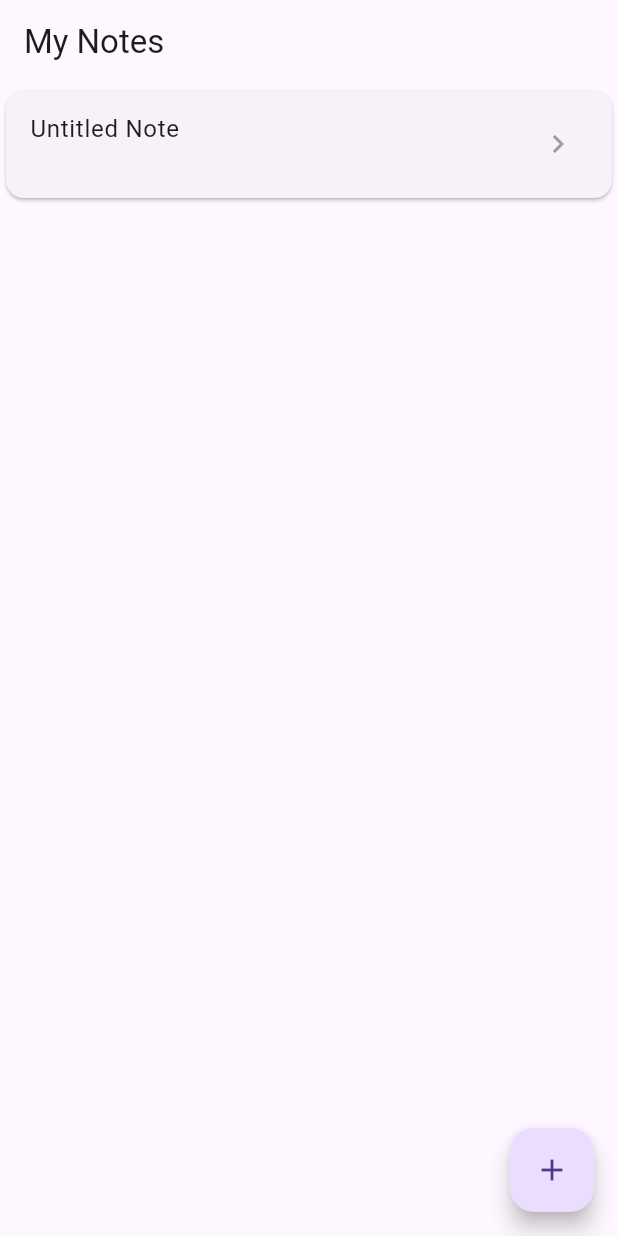
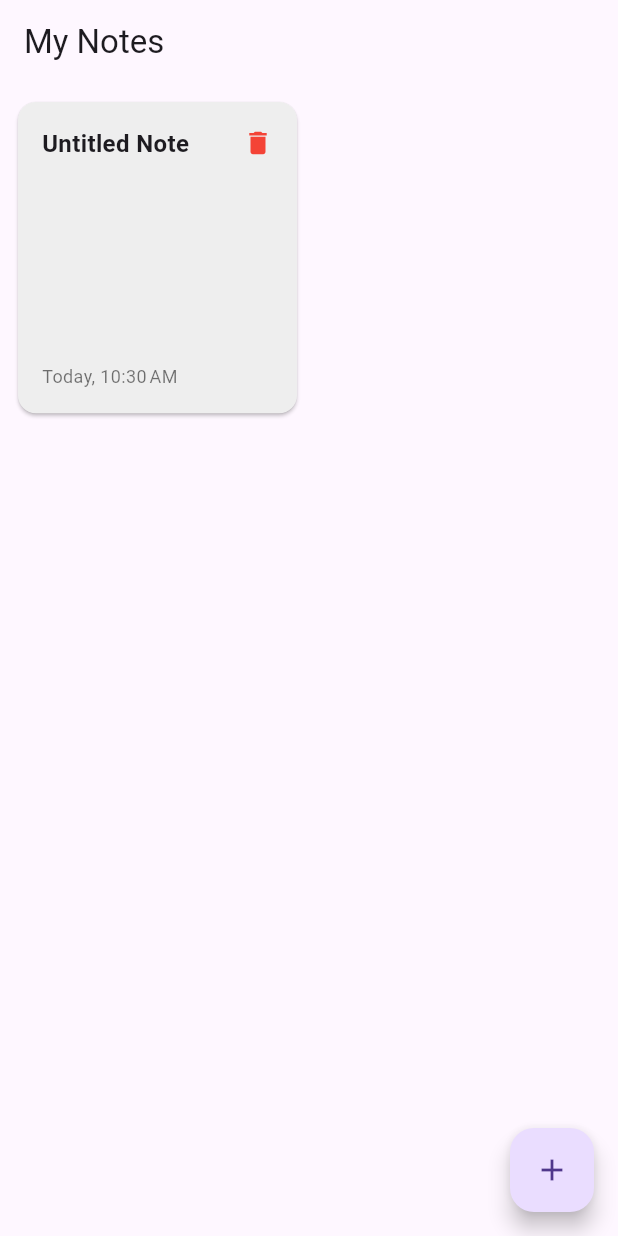
Before and after one commit to javakanaya/hive-notes, a Flutter app: the NoteEditScreen screen opened directly with empty values, after a tap on the "save" icon, on a phone screen of 412 x 824 dp. Run offline on Flutter 3.47's test engine with Material 3 defaults, Android fonts, the phone set to English and light mode, and no system bars; our stand-ins replace hive, hive_flutter; accounts and stored records are empty.

Commit message:
style: redesign UI

```diff
--- /dev/null
+++ b/lib/config/app_theme.dart
@@ -0,0 +1,57 @@
+import 'package:flutter/material.dart';
+
+class AppTheme {
+  // Primary seed color for Material 3
+  static const Color primarySeedColor = Color.fromARGB(255, 3, 70, 164);
+
+  // Simple note colors
+  static final List<Color> noteColors = [
+    const Color(0xFFF5F5F5), // Off-White
+    const Color(0xFFEEEEEE), // Light Gray
+    const Color(0xFFE0E0E0), // Lighter Gray
+    const Color(0xFFF0F0F0), // Slight Off-White
+    const Color(0xFFECEFF1), // Blue Gray Light
+    const Color(0xFFFAFAFA), // Nearly White
+    const Color(0xFFF8F9FA), // Snow
+    Colors.white, // White
+  ];
+
+  // Simple light theme using ColorScheme.fromSeed
+  static ThemeData get theme => ThemeData(
+    useMaterial3: true,
+    colorScheme: ColorScheme.fromSeed(
+      seedColor: primarySeedColor,
+      brightness: Brightness.light,
+    ),
+    scaffoldBackgroundColor: Colors.grey[50],
+    appBarTheme: AppBarTheme(
+      elevation: 0,
+      centerTitle: false,
+      backgroundColor: ColorScheme.fromSeed(seedColor: primarySeedColor).primaryContainer,
+    ),
+    cardTheme: CardTheme(
+      elevation: 2,
+      shape: RoundedRectangleBorder(borderRadius: BorderRadius.circular(12)),
+      margin: const EdgeInsets.symmetric(horizontal: 8, vertical: 4),
+    ),
+    floatingActionButtonTheme: FloatingActionButtonThemeData(
+      backgroundColor: primarySeedColor,
+      foregroundColor: Colors.white,
+      elevation: 4,
+      shape: RoundedRectangleBorder(borderRadius: BorderRadius.circular(16)),
+    ),
+    inputDecorationTheme: InputDecorationTheme(
+      border: OutlineInputBorder(
+        borderSide: BorderSide.none,
+        borderRadius: BorderRadius.circular(8),
+      ),
+      focusedBorder: OutlineInputBorder(
+        borderSide: BorderSide.none,
+        borderRadius: BorderRadius.circular(8),
+      ),
+      filled: true,
+      fillColor: Colors.white,
+      contentPadding: const EdgeInsets.symmetric(horizontal: 16, vertical: 16),
+    ),
+  );
+}
--- a/lib/screens/note_edit_screen.dart
+++ b/lib/screens/note_edit_screen.dart
@@ -1,4 +1,5 @@
 import 'package:flutter/material.dart';
+import 'package:hive_notes/config/app_theme.dart';
 import 'package:hive_notes/models/note_model.dart';
 import 'package:hive_notes/services/notes_service.dart';
 
@@ -22,6 +23,7 @@ class _NoteEditScreenState extends State<NoteEditScreen> {
   // Store original values to check if they've become empty
   late final String _originalTitle;
   late final String _originalContent;
+  late Color _noteColor;
 
   void _onTextChange() {
     // Check if the title or content has changed
@@ -46,6 +48,9 @@ class _NoteEditScreenState extends State<NoteEditScreen> {
     _titleFocus = FocusNode();
     _contentFocus = FocusNode();
 
+    // Set note color based on id
+    _noteColor = _getNoteColor(widget.note.id);
+
     // Set focus to title if it's a new empty note
     if (widget.isNew && widget.note.title.isEmpty) {
       WidgetsBinding.instance.addPostFrameCallback((_) {
@@ -56,6 +61,12 @@ class _NoteEditScreenState extends State<NoteEditScreen> {
     // Add listeners to the text fields
     _titleController.addListener(_onTextChange);
     _contentController.addListener(_onTextChange);
+  }
+
+  // Get color for note
+  Color _getNoteColor(String id) {
+    final index = id.hashCode % AppTheme.noteColors.length;
+    return AppTheme.noteColors[index];
   }
 
   Future<bool> _onWillPop() async {
@@ -137,7 +148,6 @@ class _NoteEditScreenState extends State<NoteEditScreen> {
           setState(() {
             _isModified = false; // Reset the modified state
           });
-          return;
         }
       }
     }
@@ -176,7 +186,9 @@ class _NoteEditScreenState extends State<NoteEditScreen> {
     return WillPopScope(
       onWillPop: _onWillPop,
       child: Scaffold(
+        backgroundColor: _noteColor,
         appBar: AppBar(
+          backgroundColor: _noteColor,
           title: Text(widget.isNew ? 'New Note' : 'Edit Note'),
           actions: [IconButton(icon: const Icon(Icons.save), onPressed: _saveNote)],
         ),
@@ -184,12 +196,14 @@ class _NoteEditScreenState extends State<NoteEditScreen> {
           padding: const EdgeInsets.all(16.0),
           child: Column(
             children: [
+              // Title Field
               TextField(
                 controller: _titleController,
                 focusNode: _titleFocus,
                 style: const TextStyle(fontSize: 20, fontWeight: FontWeight.bold),
                 decoration: const InputDecoration(
                   labelText: 'Title',
+                  filled: false,
                   border: InputBorder.none,
                 ),
                 maxLines: 1,
@@ -198,20 +212,27 @@ class _NoteEditScreenState extends State<NoteEditScreen> {
                   _contentFocus.requestFocus();
                 },
               ),
-              const Divider(),
+
+              const Divider(height: 20),
+
               Expanded(
                 child: TextField(
                   controller: _contentController,
                   focusNode: _contentFocus,
                   style: const TextStyle(fontSize: 16),
                   decoration: const InputDecoration(
-                    labelText: 'Content',
+                    hintText: 'Note Content',
+                    filled: false,
                     border: InputBorder.none,
+                    // Add this to align hint text to the top
+                    alignLabelWithHint: true,
                   ),
                   maxLines: null,
                   expands: true,
                   textCapitalization: TextCapitalization.sentences,
                   keyboardType: TextInputType.multiline,
+                  // Add this to align text to the top
+                  textAlignVertical: TextAlignVertical.top,
                 ),
               ),
             ],
--- a/lib/screens/notes_list_screen.dart
+++ b/lib/screens/notes_list_screen.dart
@@ -1,8 +1,10 @@
 import 'package:flutter/material.dart';
 import 'package:hive_flutter/hive_flutter.dart';
+import 'package:hive_notes/config/app_theme.dart';
 import 'package:hive_notes/models/note_model.dart';
 import 'package:hive_notes/screens/note_edit_screen.dart';
 import 'package:hive_notes/services/notes_service.dart';
+import 'package:intl/intl.dart';
 import 'package:uuid/uuid.dart';
 
 class NotesListScreen extends StatefulWidget {
@@ -40,15 +42,57 @@ class _NotesListScreenState extends State<NotesListScreen> {
   }
 
   void _deleteNote(String id) async {
+    final confirmed = await showDialog<bool>(
+      context: context,
+      builder:
+          (context) => AlertDialog(
+            title: const Text('Delete Note'),
+            content: const Text('Are you sure you want to delete this note?'),
+            actions: [
+              TextButton(
+                onPressed: () => Navigator.of(context).pop(false),
+                child: const Text('Cancel'),
+              ),
+              TextButton(
+                onPressed: () => Navigator.of(context).pop(true),
+                child: const Text('Delete'),
+              ),
+            ],
+          ),
+    );
+
+    if (confirmed == true) {
       await _notesService.deleteNote(id);
-
+      if (mounted) {
         ScaffoldMessenger.of(context).showSnackBar(
-      const SnackBar(content: Text('Note deleted'), duration: Duration(seconds: 2)),
+          SnackBar(
+            content: const Text('Note deleted'),
+            behavior: SnackBarBehavior.floating,
+          ),
         );
+      }
+    }
   }
 
   String _formatDate(DateTime dateTime) {
-    return '${dateTime.day}/${dateTime.month}/${dateTime.year} ${dateTime.hour}:${dateTime.minute.toString().padLeft(2, '0')}';
+    final now = DateTime.now();
+    final today = DateTime(now.year, now.month, now.day);
+    final yesterday = DateTime(now.year, now.month, now.day - 1);
+    final noteDate = DateTime(dateTime.year, dateTime.month, dateTime.day);
+
+    if (noteDate == today) {
+      return 'Today, ${DateFormat.jm().format(dateTime)}';
+    } else if (noteDate == yesterday) {
+      return 'Yesterday, ${DateFormat.jm().format(dateTime)}';
+    } else {
+      return DateFormat.yMMMd().format(dateTime);
+    }
+  }
+
+  // Get a color for the note
+  Color _getNoteColor(String id) {
+    final index = id.hashCode % AppTheme.noteColors.length;
+    return AppTheme.noteColors[index];
   }
 
   @override
@@ -70,85 +114,99 @@ class _NotesListScreenState extends State<NotesListScreen> {
 
           if (notes.isEmpty) {
             return Center(
-              child: Text(
+              child: Column(
+                mainAxisAlignment: MainAxisAlignment.center,
+                children: [
+                  Icon(
+                    Icons.note_add,
+                    size: 64,
+                    color: Theme.of(context).colorScheme.primary.withAlpha(127),
+                  ),
+                  const SizedBox(height: 16),
+                  Text(
                     'No notes yet. Tap + to add one.',
                     style: TextStyle(color: Colors.grey[600], fontSize: 16),
                   ),
+                ],
+              ),
             );
           }
-          return ListView.builder(
+
+          // Show notes in a grid
+          return Padding(
+            padding: const EdgeInsets.all(8.0),
+            child: GridView.builder(
+              gridDelegate: const SliverGridDelegateWithFixedCrossAxisCount(
+                crossAxisCount: 2,
+                childAspectRatio: 0.9,
+                crossAxisSpacing: 8,
+                mainAxisSpacing: 8,
+              ),
               itemCount: notes.length,
               itemBuilder: (context, index) {
                 final note = notes[index];
                 final displayDate =
                     note.updatedAt != null
-                      ? 'Updated : ${_formatDate(note.updatedAt!)}'
-                      : 'Created : ${_formatDate(note.createdAt)}';
+                        ? _formatDate(note.updatedAt!)
+                        : _formatDate(note.createdAt);
 
-              return Dismissible(
-                key: Key(note.id),
-                // swipes from left to right
-                background: Container(
-                  decoration: BoxDecoration(
+                return GestureDetector(
+                  onTap: () => _editNote(note),
+                  child: Card(
+                    color: _getNoteColor(note.id),
+                    child: Padding(
+                      padding: const EdgeInsets.all(16),
+                      child: Column(
+                        crossAxisAlignment: CrossAxisAlignment.start,
+                        children: [
+                          Row(
+                            mainAxisAlignment: MainAxisAlignment.spaceBetween,
+                            children: [
+                              Expanded(
+                                child: Text(
+                                  note.title.isEmpty ? 'Untitled Note' : note.title,
+                                  style: const TextStyle(
+                                    fontWeight: FontWeight.bold,
+                                    fontSize: 16,
+                                  ),
+                                  maxLines: 1,
+                                  overflow: TextOverflow.ellipsis,
+                                ),
+                              ),
+                              InkWell(
+                                onTap: () => _deleteNote(note.id),
+                                child: const Icon(
+                                  Icons.delete,
                                   color: Colors.red,
-                    borderRadius: BorderRadius.circular(8),
+                                  size: 20,
                                 ),
-                  alignment: Alignment.centerLeft,
-                  padding: const EdgeInsets.only(left: 20),
-                  child: const Icon(Icons.delete, color: Colors.white),
-                ),
-                // swipes from right to left
-                secondaryBackground: Container(
-                  decoration: BoxDecoration(
-                    color: Colors.red,
-                    borderRadius: BorderRadius.circular(8),
-                  ),
-                  alignment: Alignment.centerRight,
-                  padding: const EdgeInsets.only(right: 20),
-                  child: const Icon(Icons.delete, color: Colors.white),
-                ),
-                confirmDismiss: (direction) async {
-                  return await showDialog(
-                    context: context,
-                    builder:
-                        (context) => AlertDialog(
-                          title: const Text('Delete Note'),
-                          content: const Text(
-                            'Are you sure you want to delete this note?',
-                          ),
-                          actions: [
-                            TextButton(
-                              onPressed: () => Navigator.of(context).pop(false),
-                              child: const Text('Cancel'),
-                            ),
-                            TextButton(
-                              onPressed: () => Navigator.of(context).pop(true),
-                              child: const Text('Delete'),
                               ),
                             ],
                           ),
-                  );
-                },
-                onDismissed: (direction) => _deleteNote(note.id),
-                child: Card(
-                  child: ListTile(
-                    title: Text(note.title.isEmpty ? 'Untitled Note' : note.title),
-                    subtitle: Column(
-                      children: [
-                        if (note.content.isNotEmpty) ...[
-                          const SizedBox(height: 4),
-                          Text(note.content),
-                          const SizedBox(height: 6),
-                          Text(displayDate),
-                        ],
+                          const SizedBox(height: 8),
+                          Expanded(
+                            child: Text(
+                              note.content,
+                              style: TextStyle(
+                                fontSize: 14,
+                                color: Colors.black.withAlpha(179),
+                              ),
+                              maxLines: 5,
+                              overflow: TextOverflow.ellipsis,
+                            ),
+                          ),
+                          const SizedBox(height: 8),
+                          Text(
+                            displayDate,
+                            style: TextStyle(fontSize: 12, color: Colors.black54),
+                          ),
                         ],
                       ),
-                    onTap: () => _editNote(note),
-                    trailing: const Icon(Icons.chevron_right, color: Colors.grey),
                     ),
                   ),
                 );
               },
+            ),
           );
         },
       ),
```
Lines whose indentation alone changed are shown as unchanged.
